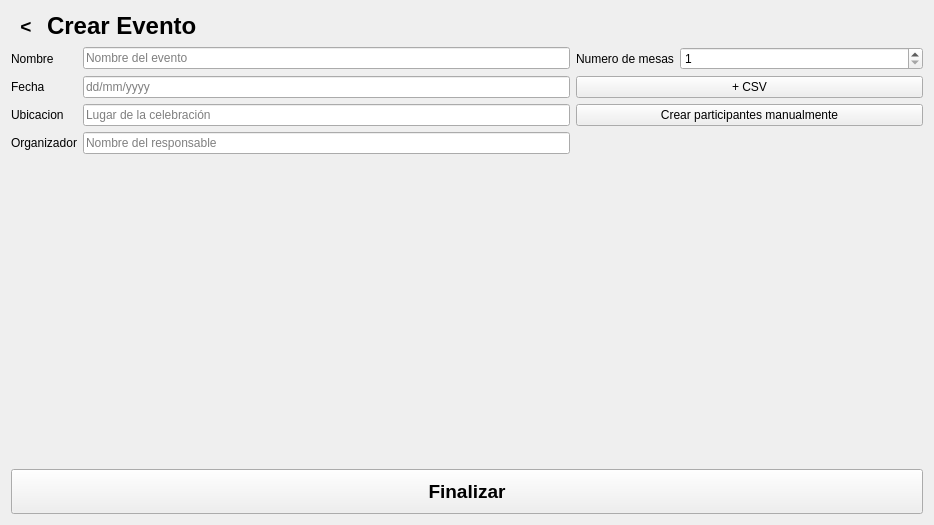
The window that Interfaces/CrearEvento1.ui (roblesgg/GestionEventos) describes before a commit, drawn with Qt 5.
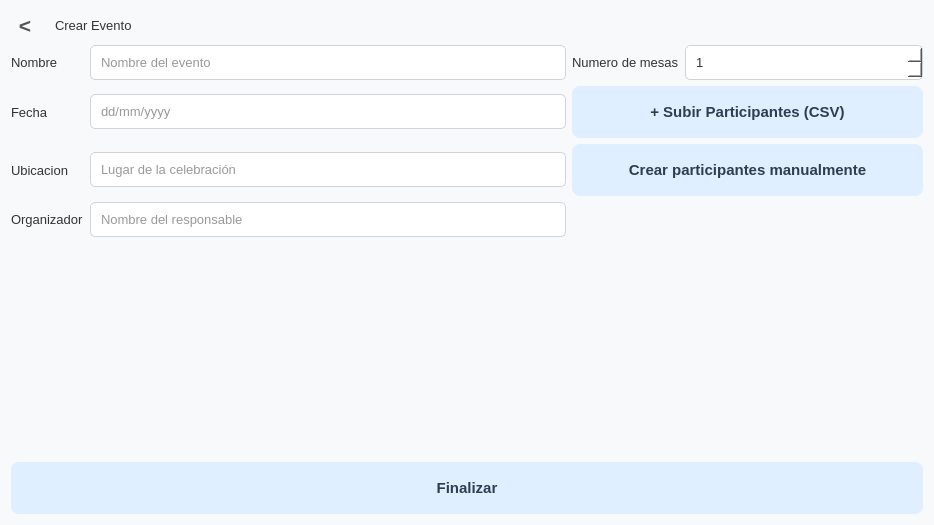
The same window after the commit.

The edit to the form file:
```diff
--- a/Interfaces/CrearEvento1.ui
+++ b/Interfaces/CrearEvento1.ui
@@ -13,18 +13,85 @@
   <property name="windowTitle">
    <string>Form</string>
   </property>
+  
+  <property name="styleSheet">
+   <string>
+/* --- Estilo General --- */
+QWidget {
+    font-family: 'Segoe UI', 'Arial', 'sans-serif';
+    background-color: #F8F9FA; /* Un blanco roto muy suave */
+    color: #333333;
+    font-size: 10pt; /* Fuente base para etiquetas */
+}
+
+/* --- Título Principal --- */
+QLabel[objectName="TitleLabel_CreateEvent"] {
+    font-size: 24pt;
+    font-weight: bold;
+    color: #2C3E50; /* Un azul oscuro */
+    padding-bottom: 10px;
+    background-color: transparent;
+}
+
+/* --- Botón de Atrás --- */
+QToolButton {
+    font-size: 16pt;
+    font-weight: bold;
+    color: #555555;
+    background-color: transparent;
+    border: none;
+    padding-right: 10px;
+}
+QToolButton:hover {
+    color: #000000;
+}
+
+/* --- Botones Principales --- */
+QPushButton {
+    background-color: #E0EFFF; /* Azul pastel */
+    color: #2C3E50;
+    font-size: 11pt;
+    font-weight: bold;
+    border: none;
+    border-radius: 8px; /* ¡ESQUINAS REDONDEADAS! */
+    padding: 12px 18px;
+    min-height: 28px;
+}
+
+QPushButton:hover {
+    background-color: #C6DFFF;
+}
+
+QPushButton:pressed {
+    background-color: #B0D0FF;
+}
+
+/* --- Botón de Finalizar (más grande) --- */
+QPushButton[objectName="FinishCreateEvent_Btn"] {
+    font-size: 14pt; /* Más grande como en el original */
+    padding: 15px;
+}
+
+/* --- Campos de Texto y SpinBox --- */
+QLineEdit, QSpinBox {
+    background-color: #FFFFFF;
+    border: 1px solid #CED4DA; /* Borde gris claro */
+    border-radius: 5px; /* Esquinas redondeadas leves */
+    padding: 8px;
+    font-size: 10pt;
+}
+
+QLineEdit:focus, QSpinBox:focus {
+    border: 1px solid #80bdff; /* Borde azul al seleccionar */
+}
+   </string>
+  </property>
+  
   <layout class="QVBoxLayout" name="verticalLayout">
    <item>
     <layout class="QHBoxLayout" name="horizontalLayout_Titulo_3" stretch="0,0,1">
      <item>
-      <widget class="QToolButton" name="btnAtras_3">
-       <property name="font">
-        <font>
-         <pointsize>14</pointsize>
-         <weight>75</weight>
-         <bold>true</bold>
-        </font>
-       </property>
+      <widget class="QToolButton" name="BackButton_CreateEvent">
        <property name="text">
         <string>&lt;</string>
        </property>
@@ -34,14 +101,7 @@
       </widget>
      </item>
      <item>
-      <widget class="QLabel" name="labelTitulo_3">
-       <property name="font">
-        <font>
-         <pointsize>18</pointsize>
-         <weight>75</weight>
-         <bold>true</bold>
-        </font>
-       </property>
+      <widget class="QLabel" name="TitleLabel_CreateEvent">
        <property name="text">
         <string>Crear Evento</string>
        </property>
@@ -109,7 +169,7 @@
      <item row="1" column="2" colspan="2">
       <widget class="QPushButton" name="btnSubirCSV_3">
        <property name="text">
-        <string>+ CSV</string>
+        <string>+ Subir Participantes (CSV)</string>
        </property>
       </widget>
      </item>
@@ -171,13 +231,6 @@
        <height>45</height>
       </size>
      </property>
-     <property name="font">
-      <font>
-       <pointsize>14</pointsize>
-       <weight>75</weight>
-       <bold>true</bold>
-      </font>
-     </property>
      <property name="text">
       <string>Finalizar</string>
      </property>
```
Left out of the diff: 28 changed lines with no effect on the pictures.
